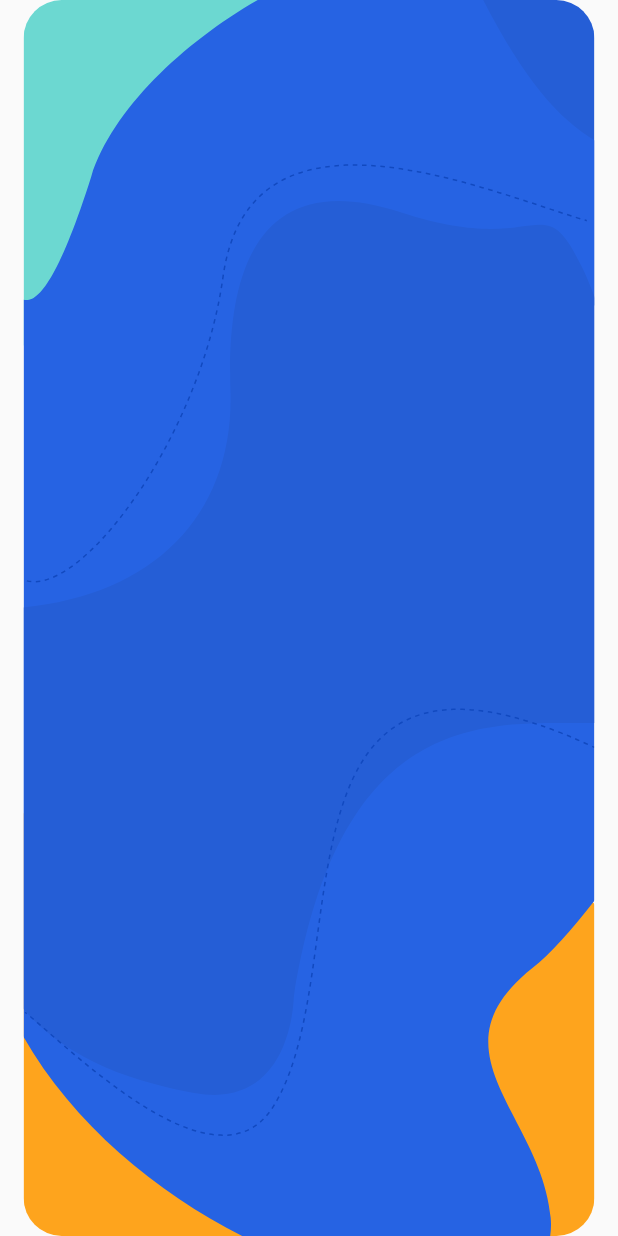
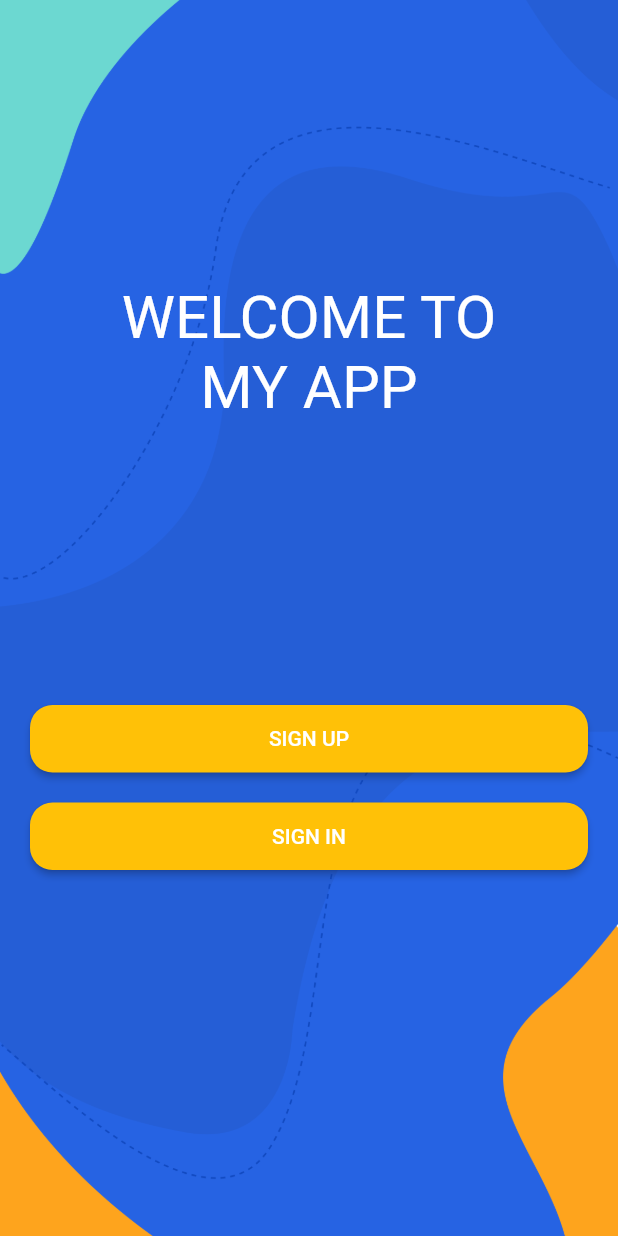
Before and after one commit to PhamChiNang151020/FlutterApp1, a Flutter app: the screen it shows after launch, on a phone screen of 412 x 824 dp. Run offline on Flutter 3.47's test engine with Material 2 defaults, Android fonts, the light colour scheme and no system bars; our stand-ins replace flutter_svg.

Commit message:
update SignIn|SignUp|WelcomeScreen

```diff
--- a/app1/lib/common/constants.dart
+++ b/app1/lib/common/constants.dart
@@ -0,0 +1,3 @@
+import 'package:flutter/material.dart';
+
+const defaultPadding = 20.0;
--- a/app1/lib/main.dart
+++ b/app1/lib/main.dart
@@ -1,4 +1,4 @@
-import 'package:app1/screen/welcome.dart';
+import 'package:app1/screen/welcome/index.dart';
 import 'package:flutter/material.dart';
 
 void main() => runApp(MyApp());
--- a/app1/lib/screen/welcome.dart
+++ /dev/null
@@ -1,18 +0,0 @@
-import 'package:flutter/material.dart';
-import 'package:flutter_svg/svg.dart';
-
-class WelcomeMyApp extends StatelessWidget {
-  const WelcomeMyApp({Key? key}) : super(key: key);
-
-  @override
-  Widget build(BuildContext context) {
-    return Scaffold(
-      body: Stack(
-        fit: StackFit.expand,
-        children: [
-          SvgPicture.asset('assets/icon/splash_bg.svg'),
-        ],
-      ),
-    );
-  }
-}
--- /dev/null
+++ b/app1/lib/screen/welcome/index.dart
@@ -0,0 +1,81 @@
+import 'package:app1/screen/auth/sign_in.dart';
+import 'package:app1/screen/auth/sign_up.dart';
+import 'package:flutter/material.dart';
+import 'package:flutter_svg/svg.dart';
+
+import '../../common/constants.dart';
+
+class WelcomeMyApp extends StatelessWidget {
+  const WelcomeMyApp({Key? key}) : super(key: key);
+
+  @override
+  Widget build(BuildContext context) {
+    return Scaffold(
+      body: Stack(
+        children: <Widget>[
+          Image.asset(
+            'assets/images/splash_bg.png',
+            height: MediaQuery.of(context).size.height,
+            width: MediaQuery.of(context).size.width,
+            fit: BoxFit.cover,
+          ),
+          SafeArea(
+              child: Padding(
+            padding: const EdgeInsets.symmetric(horizontal: defaultPadding),
+            child: Column(
+              children: [
+                Center(
+                    heightFactor: 5,
+                    child: Text(
+                      'WELCOME TO\nMY APP',
+                      style: TextStyle(
+                        color: Colors.white,
+                        fontSize: 40,
+                      ),
+                      textAlign: TextAlign.center,
+                    )),
+                SizedBox(
+                  height: 45,
+                  width: double.infinity,
+                  child: ElevatedButton(
+                    style: TextButton.styleFrom(
+                        backgroundColor: Colors.amber,
+                        shape: RoundedRectangleBorder(
+                          borderRadius: BorderRadius.circular(15),
+                        )),
+                    onPressed: () {
+                      Navigator.push(
+                          context,
+                          MaterialPageRoute(
+                              builder: (context) => SignUpScreen()));
+                    },
+                    child: Text('SIGN UP'),
+                  ),
+                ),
+                Padding(padding: const EdgeInsets.all(10)),
+                SizedBox(
+                  height: 45,
+                  width: double.infinity,
+                  child: ElevatedButton(
+                    style: TextButton.styleFrom(
+                        backgroundColor: Colors.amber,
+                        shape: RoundedRectangleBorder(
+                          borderRadius: BorderRadius.circular(15),
+                        )),
+                    onPressed: () {
+                      Navigator.push(
+                          context,
+                          MaterialPageRoute(
+                              builder: (context) => SignInScreen()));
+                    },
+                    child: Text('SIGN IN'),
+                  ),
+                ),
+              ],
+            ),
+          )),
+        ],
+      ),
+    );
+  }
+}
--- a/app1/pubspec.yaml
+++ b/app1/pubspec.yaml
@@ -53,5 +53,7 @@ dev_dependencies:
 flutter:
   assets:
     - assets/icon/
+    - assets/images/
+    - assets/lang/
 
   uses-material-design: true
```
Also changed, not shown: app1/lib/screen/auth/sign_in.dart (added, +21 -0 lines), app1/lib/screen/auth/sign_up.dart (added, +80 -0 lines), app1/assets/icon/bg.svg (deleted), app1/assets/icon/splash_bg.svg (deleted), app1/assets/images/bg.png (added), app1/assets/images/splash_bg.png (added).
